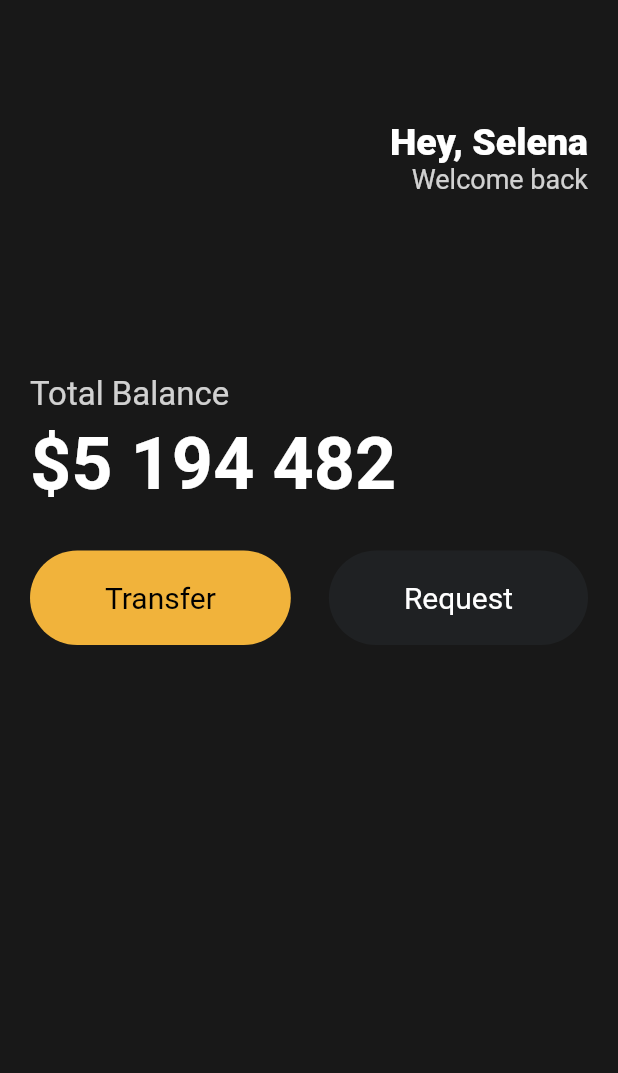
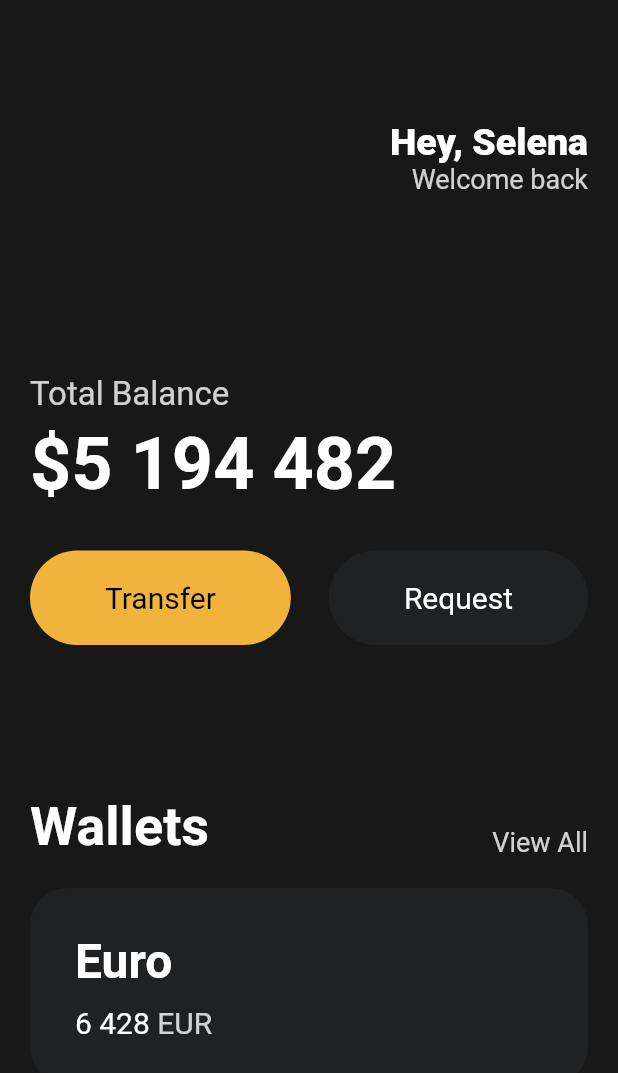
Before and after one commit to YeWeon/toonflix, a Flutter app: the screen it shows after launch, on a phone screen of 412 x 824 dp. Shown: the top 1073 px of the screen. Run offline on Flutter 3.47's test engine with Material 2 defaults, Android fonts, the phone set to English and light mode, and no system bars.

Commit message:
feat: Card UI

```diff
--- a/lib/main.dart
+++ b/lib/main.dart
@@ -88,6 +88,81 @@ class App extends StatelessWidget {
                   ),
                 ],
               ),
+              const SizedBox(
+                height: 100,
+              ),
+              Row(
+                crossAxisAlignment: CrossAxisAlignment.end,
+                mainAxisAlignment: MainAxisAlignment.spaceBetween,
+                children: [
+                  const Text('Wallets',
+                      style: TextStyle(
+                        color: Colors.white,
+                        fontSize: 36,
+                        fontWeight: FontWeight.w600,
+                      )),
+                  Text(
+                    'View All',
+                    style: TextStyle(
+                      color: Colors.white.withOpacity(0.8),
+                      fontSize: 18,
+                    ),
+                  ),
+                ],
+              ),
+              const SizedBox(
+                height: 20,
+              ),
+              Container(
+                decoration: BoxDecoration(
+                  color: const Color(0xFF1F2123),
+                  borderRadius: BorderRadius.circular(25),
+                ),
+                child: Padding(
+                  padding: const EdgeInsets.all(30),
+                  child: Row(
+                    children: [
+                      Column(
+                        crossAxisAlignment: CrossAxisAlignment.start,
+                        children: [
+                          const Text(
+                            'Euro',
+                            style: TextStyle(
+                              color: Colors.white,
+                              fontSize: 32,
+                              fontWeight: FontWeight.w600,
+                            ),
+                          ),
+                          const SizedBox(
+                            height: 10,
+                          ),
+                          Row(
+                            children: [
+                              const Text(
+                                '6 428',
+                                style: TextStyle(
+                                  color: Colors.white,
+                                  fontSize: 20,
+                                ),
+                              ),
+                              const SizedBox(
+                                width: 5,
+                              ),
+                              Text(
+                                'EUR',
+                                style: TextStyle(
+                                  color: Colors.white.withOpacity(0.8),
+                                  fontSize: 20,
+                                ),
+                              ),
+                            ],
+                          ),
+                        ],
+                      ),
+                    ],
+                  ),
+                ),
+              ),
             ],
           ),
         ),
```
